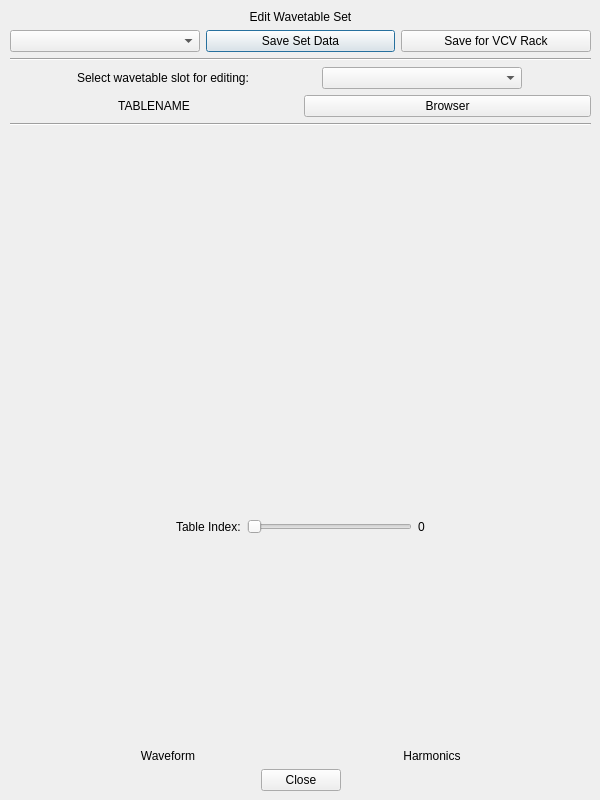
starlingcode/viaflash, file wavetable_set_editor.ui: the form before one commit.
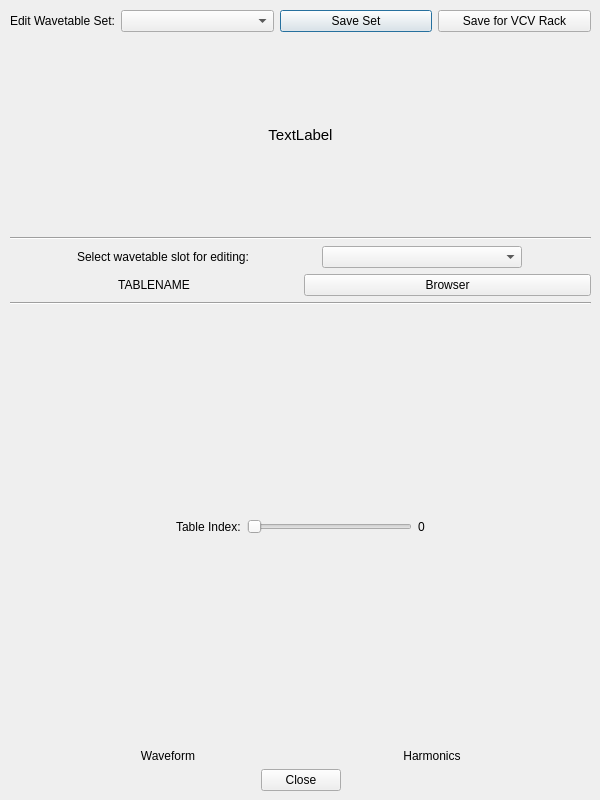
The form after the commit. Custom widgets are drawn as their Qt base class.

The edit to the form file:
```diff
--- a/wavetable_set_editor.ui
+++ b/wavetable_set_editor.ui
@@ -35,27 +35,27 @@
     </rect>
    </property>
    <layout class="QVBoxLayout" name="verticalLayout">
-    <item>
-     <widget class="QLabel" name="windowTitle">
-      <property name="sizePolicy">
-       <sizepolicy hsizetype="Preferred" vsizetype="Maximum">
-        <horstretch>0</horstretch>
-        <verstretch>0</verstretch>
-       </sizepolicy>
-      </property>
-      <property name="text">
-       <string>Edit Wavetable Set</string>
-      </property>
-      <property name="alignment">
-       <set>Qt::AlignCenter</set>
-      </property>
-     </widget>
-    </item>
     <item>
      <layout class="QHBoxLayout" name="resourceSetSaveLoad">
       <property name="spacing">
        <number>-1</number>
       </property>
+      <item>
+       <widget class="QLabel" name="windowTitle">
+        <property name="sizePolicy">
+         <sizepolicy hsizetype="Maximum" vsizetype="Maximum">
+          <horstretch>0</horstretch>
+          <verstretch>0</verstretch>
+         </sizepolicy>
+        </property>
+        <property name="text">
+         <string>Edit Wavetable Set:</string>
+        </property>
+        <property name="alignment">
+         <set>Qt::AlignCenter</set>
+        </property>
+       </widget>
+      </item>
       <item>
        <widget class="QComboBox" name="selectResourceSet">
         <property name="sizePolicy">
@@ -75,7 +75,7 @@
          </sizepolicy>
         </property>
         <property name="text">
-         <string>Save Set Data</string>
+         <string>Save Set</string>
         </property>
        </widget>
       </item>
@@ -94,6 +94,24 @@
       </item>
      </layout>
     </item>
+    <item>
+     <widget class="QLabel" name="setDescription">
+      <property name="font">
+       <font>
+        <pointsize>11</pointsize>
+       </font>
+      </property>
+      <property name="text">
+       <string>TextLabel</string>
+      </property>
+      <property name="alignment">
+       <set>Qt::AlignCenter</set>
+      </property>
+      <property name="wordWrap">
+       <bool>true</bool>
+      </property>
+     </widget>
+    </item>
     <item>
      <widget class="Line" name="line_2">
       <property name="orientation">
```
